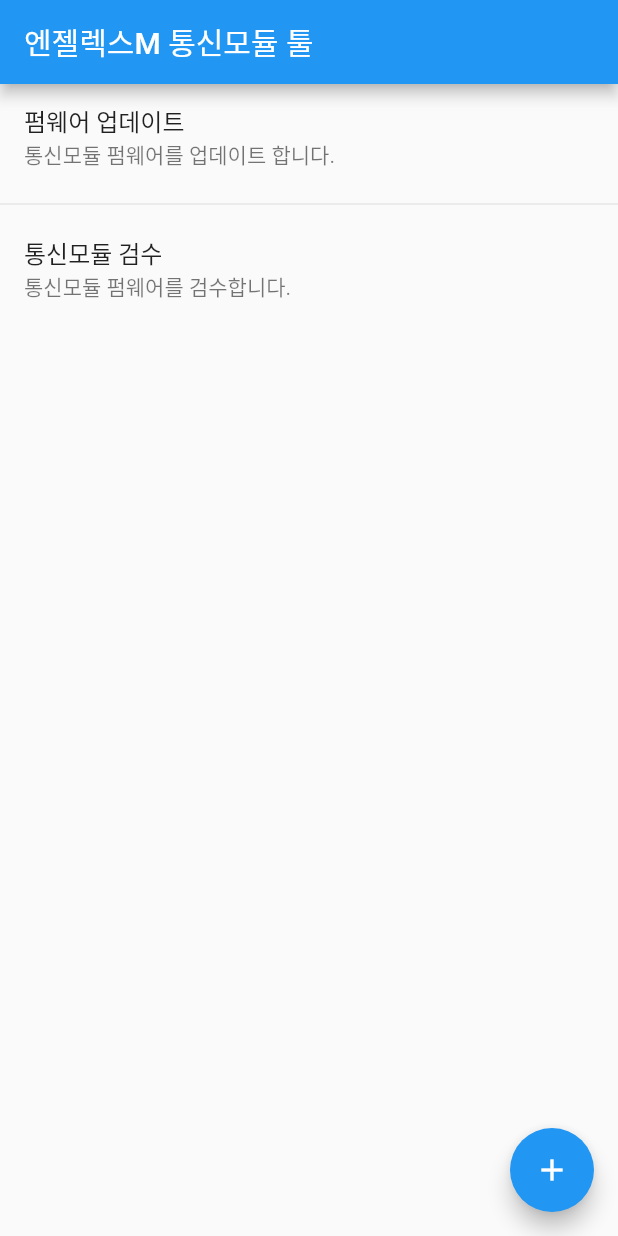
After one commit to Angel-Robotics/angel_legs_m_ap_tool, a Flutter app: the screen it shows after launch, after a tap on the "add" icon, on a phone screen of 412 x 824 dp. The commit adds this screen. Run offline on Flutter 3.47's test engine with Material 2 defaults, Android fonts, the phone set to English and light mode, and no system bars; our stand-ins replace permission_handler.

Commit message:
[Update] app directory

```diff
--- /dev/null
+++ b/lib/ui/app_main.dart
@@ -0,0 +1,16 @@
+import 'package:flutter/material.dart';
+import 'tool_home_page.dart';
+
+class AppMain extends StatelessWidget {
+  // This widget is the root of your application.
+  @override
+  Widget build(BuildContext context) {
+    return MaterialApp(
+      title: '엔젤렉스M 통신모듈 툴',
+      theme: ThemeData(
+        primarySwatch: Colors.blue,
+      ),
+      home: ToolHomePage(title: '엔젤렉스M 통신모듈 툴'),
+    );
+  }
+}
--- /dev/null
+++ b/lib/ui/tool_home_page.dart
@@ -0,0 +1,67 @@
+import 'package:flutter/material.dart';
+import 'package:permission_handler/permission_handler.dart';
+
+class ToolHomePage extends StatefulWidget {
+  ToolHomePage({Key? key, this.title}) : super(key: key);
+
+  final String? title;
+
+  @override
+  _MyHomePageState createState() => _MyHomePageState();
+}
+
+class _MyHomePageState extends State<ToolHomePage> {
+  int _counter = 0;
+
+  void _incrementCounter() {
+    setState(() {
+      _counter++;
+    });
+  }
+
+  Future requestAppPermission() async {
+    Map<Permission, PermissionStatus> statuses = await [
+      Permission.location,
+      Permission.storage,
+    ].request();
+
+  }
+
+  @override
+  void initState() {
+    // TODO: implement initState
+    super.initState();
+    requestAppPermission();
+  }
+
+  @override
+  Widget build(BuildContext context) {
+    return Scaffold(
+      appBar: AppBar(
+        title: Text(widget.title!),
+      ),
+      body: Center(
+        child: Column(
+          mainAxisAlignment: MainAxisAlignment.start,
+          crossAxisAlignment: CrossAxisAlignment.start,
+          children: <Widget>[
+            ListTile(
+              title: Text("펌웨어 업데이트"),
+              subtitle: Text("통신모듈 펌웨어를 업데이트 합니다."),
+            ),
+            Divider(),
+            ListTile(
+              title: Text("통신모듈 검수"),
+              subtitle: Text("통신모듈 펌웨어를 검수합니다."),
+            ),
+          ],
+        ),
+      ),
+      floatingActionButton: FloatingActionButton(
+        onPressed: _incrementCounter,
+        tooltip: 'Increment',
+        child: Icon(Icons.add),
+      ), // This trailing comma makes auto-formatting nicer for build methods.
+    );
+  }
+}
```
Also changed, not shown: lib/main.dart (+3 -79 lines).
